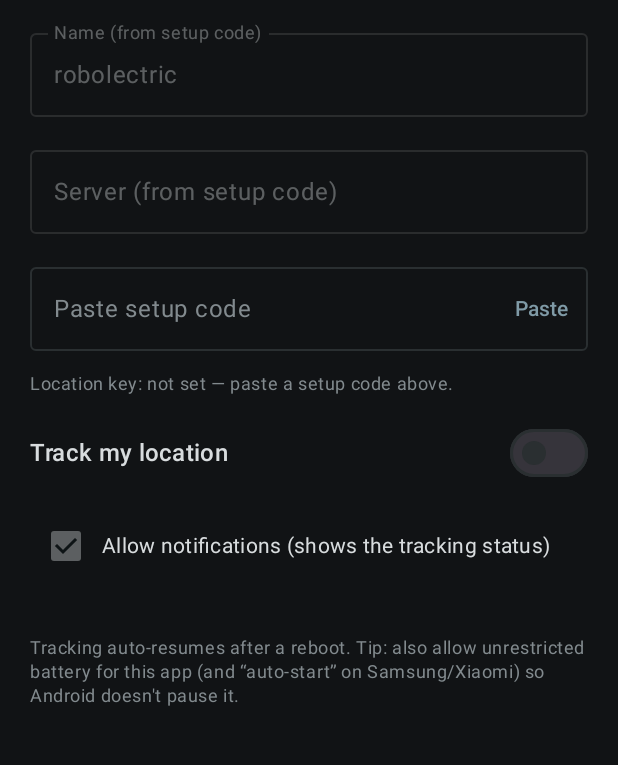
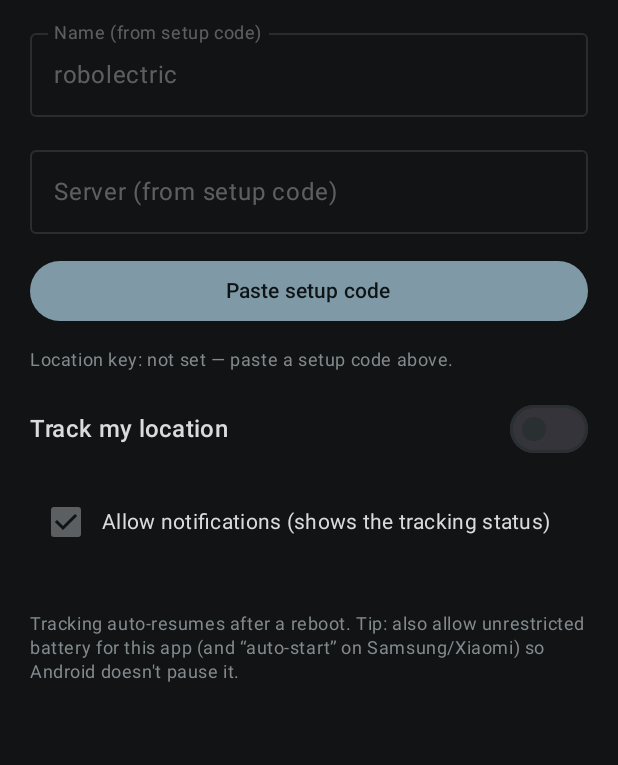
Before and after one commit to jeffmhopkins/JBrain, an Android app built with Jetpack Compose: the screen it shows after launch (MainActivity), on a phone screen of 412 x 824 dp, the part 189-954 px from its top. Run offline under Robolectric (Android 15) with nearby library versions, the phone set to English and light mode, and no system bars.

Commit message:
Tracker: drop the paste text field, keep only the Paste button
The code is a long base64 string you'd never hand-type, so the text box
just invited the "why is it blank?" confusion. Now there's a single
"Paste setup code" button that reads the clipboard directly and applies
it; the "Location key: configured ✓" line confirms it landed. APK →
versionCode 6 / 1.5.

https://claude.ai/code/session_01D2MNESD8vtTKuoj6c6DNsB

```diff
--- a/android/app/build.gradle.kts
+++ b/android/app/build.gradle.kts
@@ -26,8 +26,8 @@ android {
         applicationId = "com.jbrain.tracker"
         minSdk = 26
         targetSdk = 34
-        versionCode = 5
-        versionName = "1.4"
+        versionCode = 6
+        versionName = "1.5"
 
         buildConfigField("String", "JBRAIN_DOMAIN", "\"${secret("JBRAIN_DOMAIN", "https://example.com")}\"")
         buildConfigField("String", "JBRAIN_KEY", "\"${secret("JBRAIN_KEY", "")}\"")
--- a/android/app/src/main/java/com/jbrain/tracker/MainActivity.kt
+++ b/android/app/src/main/java/com/jbrain/tracker/MainActivity.kt
@@ -25,7 +25,6 @@ import androidx.compose.material3.OutlinedTextField
 import androidx.compose.material3.Scaffold
 import androidx.compose.material3.Switch
 import androidx.compose.material3.Text
-import androidx.compose.material3.TextButton
 import androidx.compose.material3.darkColorScheme
 import androidx.core.content.ContextCompat
 import androidx.compose.runtime.Composable
@@ -78,7 +77,6 @@ private fun TrackerScreen(modifier: Modifier = Modifier) {
     var tracking by remember { mutableStateOf(Settings.enabled(ctx)) }
     var status by remember { mutableStateOf("") }
     var queued by remember { mutableStateOf(FixQueue.size(ctx)) }
-    var codeInput by remember { mutableStateOf("") }   // the ONLY editable field
     var keySet by remember { mutableStateOf(Settings.key(ctx).isNotBlank()) }
 
     fun hasNotif(): Boolean =
@@ -87,14 +85,13 @@ private fun TrackerScreen(modifier: Modifier = Modifier) {
     var notif by remember { mutableStateOf(hasNotif()) }
 
     // Parse + apply a setup code (fills Name + Server + key). Returns false if it's
-    // not a jbt1 code. Shared by the Paste button and typing/IME-paste in the field.
+    // not a jbt1 code. The code is never shown — it's read from the clipboard and stored.
     fun applyCode(raw: String): Boolean {
         val p = SetupCode.parse(raw) ?: return false
         if (p.name.isNotBlank()) { name = p.name; Settings.setName(ctx, p.name) }
         if (p.server.isNotBlank()) { serverUrl = p.server; Settings.setServerUrl(ctx, p.server) }
         Settings.setKey(ctx, p.key)
         keySet = true
-        codeInput = ""   // don't leave the secret sitting in the box
         status = "Setup code applied" + (if (p.name.isNotBlank()) " for ${p.name}." else ".")
         return true
     }
@@ -191,17 +188,10 @@ private fun TrackerScreen(modifier: Modifier = Modifier) {
             label = { Text("Server (from setup code)") }, singleLine = true,
             modifier = Modifier.fillMaxWidth(),
         )
-        // The only editable field, but the real action is the Paste button (the code is a
-        // long base64 string — you wouldn't type it). The button reads the clipboard
-        // directly, so it works regardless of keyboard quirks; the field accepts input
-        // too and auto-applies once a full jbt1 code lands. Locked while tracking.
-        OutlinedTextField(
-            value = codeInput,
-            onValueChange = { v -> codeInput = v; applyCode(v) },
-            label = { Text("Paste setup code") }, singleLine = true, enabled = !tracking,
-            trailingIcon = {
-                TextButton(
-                    enabled = !tracking,
+        // No text field — the code is a long base64 string you'd never type. One button
+        // reads it straight from the clipboard (copy it in JBrain → People first) and
+        // applies it, filling Name + Server + the location key. Locked while tracking.
+        Button(
             onClick = {
                 val t = clipboard.getText()?.text?.trim().orEmpty()
                 when {
@@ -210,10 +200,9 @@ private fun TrackerScreen(modifier: Modifier = Modifier) {
                     else -> status = "That's not a setup code (it should start with “jbt1.”)."
                 }
             },
-                ) { Text("Paste") }
-            },
+            enabled = !tracking,
             modifier = Modifier.fillMaxWidth(),
-        )
+        ) { Text("Paste setup code") }
         // Lasting confirmation the key landed (the paste box clears itself, so this is
         // the only persistent "you're configured" signal). Never shows the key itself.
         Text(
```
Also changed, not shown: 2 other files. Lines whose indentation alone changed are shown as unchanged.
